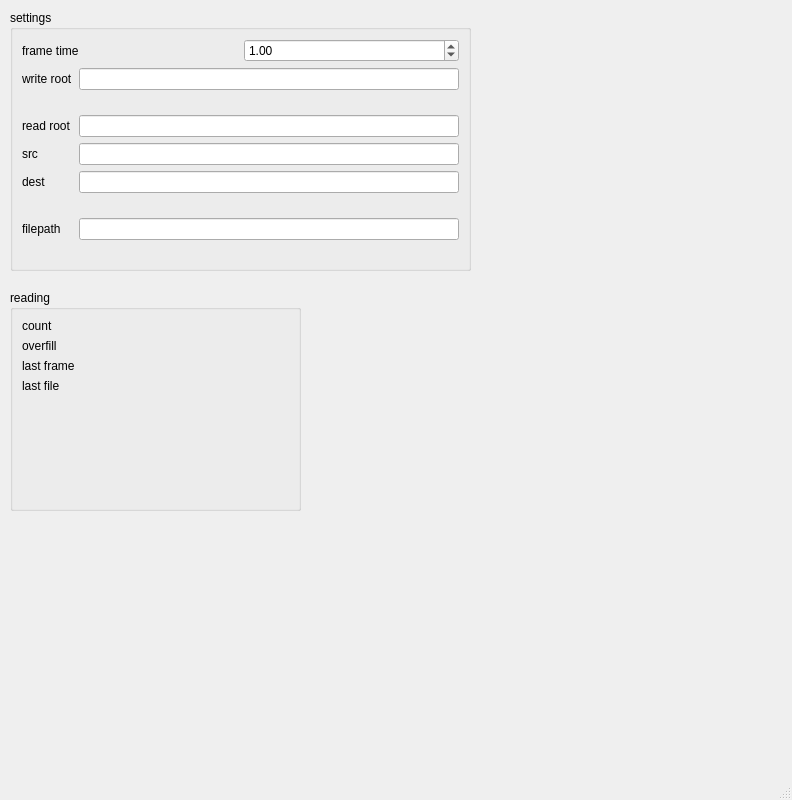
Above: germdm/main.ui from NSLS-II/GeRM before the change. Below: the same form after it.
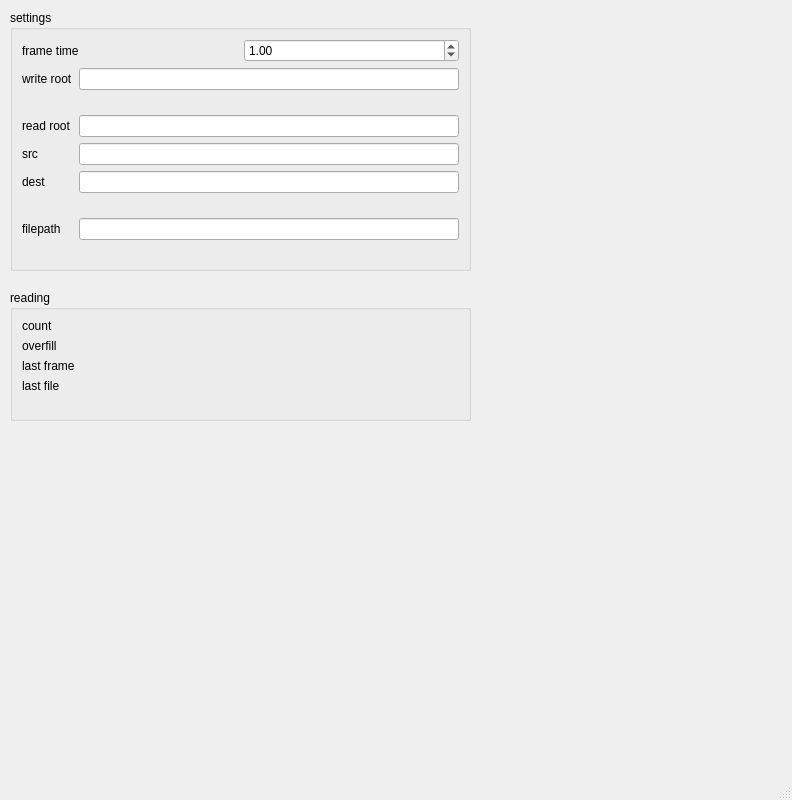
That is the form after the change. Custom widgets are drawn as their Qt base class.

The edit to the form file:
```diff
--- a/germdm/main.ui
+++ b/germdm/main.ui
@@ -221,8 +221,8 @@
      <rect>
       <x>10</x>
       <y>290</y>
-      <width>291</width>
-      <height>221</height>
+      <width>461</width>
+      <height>131</height>
      </rect>
     </property>
     <property name="title">
```
